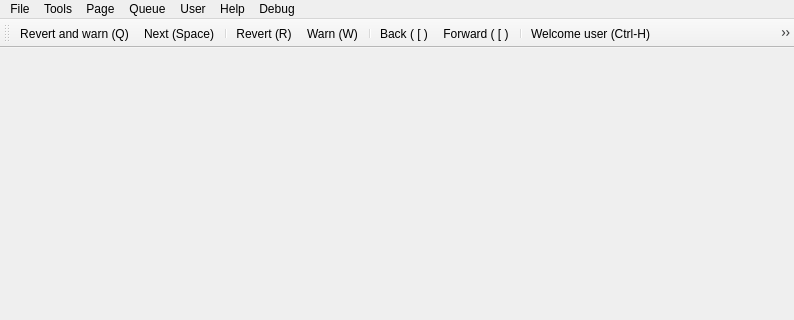
huggle/huggle3-qt-lx, file huggle/mainwindow.ui: the form before one commit; both pictures show x 0 to 794 and y 0 to 320 of the 794 by 482 pixel window.
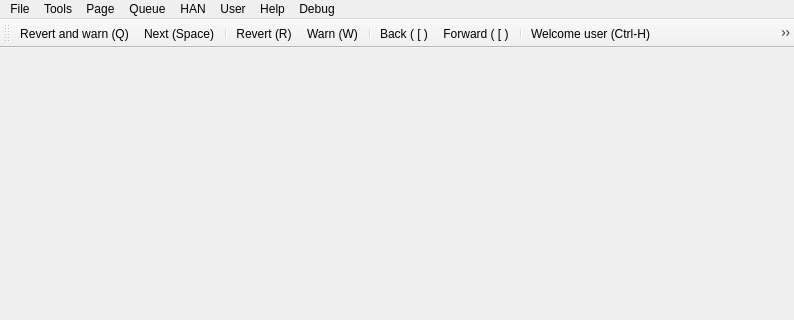
The form after the commit. Icons and pictures are not drawn.

Diff of the .ui file:
```diff
--- a/huggle/mainwindow.ui
+++ b/huggle/mainwindow.ui
@@ -57,7 +57,7 @@
      <x>0</x>
      <y>0</y>
      <width>794</width>
-     <height>25</height>
+     <height>27</height>
     </rect>
    </property>
    <widget class="QMenu" name="menuFile">
@@ -164,10 +164,20 @@
     </property>
     <addaction name="actionList_all_QGC_items"/>
    </widget>
+   <widget class="QMenu" name="menuHAN">
+    <property name="title">
+     <string>HAN</string>
+    </property>
+    <addaction name="actionDisconnect"/>
+    <addaction name="separator"/>
+    <addaction name="actionDisplay_user_messages"/>
+    <addaction name="actionDisplay_user_data"/>
+   </widget>
    <addaction name="menuFile"/>
    <addaction name="menuTools"/>
    <addaction name="menuPage"/>
    <addaction name="menuQueue"/>
+   <addaction name="menuHAN"/>
    <addaction name="menuUser"/>
    <addaction name="menuHelp"/>
    <addaction name="menuDebug"/>
```
Left out of the diff: 38 changed lines with no effect on the pictures.
